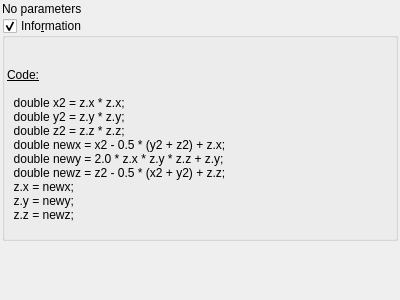
The window that mandelbulber2/qt_data/fractal_ides.ui (buddhi1980/mandelbulber2) describes before a commit, drawn with Qt 5.
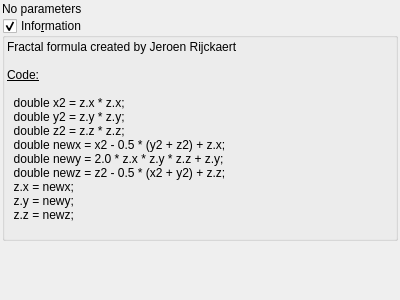
The same window after the commit. Custom widgets are drawn as their Qt base class.

Commit message: Added information box to several fractals.

```diff
--- a/mandelbulber2/qt_data/fractal_ides.ui
+++ b/mandelbulber2/qt_data/fractal_ides.ui
@@ -70,8 +70,8 @@
 &lt;html&gt;&lt;head&gt;&lt;meta name=&quot;qrichtext&quot; content=&quot;1&quot; /&gt;&lt;style type=&quot;text/css&quot;&gt;
 p, li { white-space: pre-wrap; }
 &lt;/style&gt;&lt;/head&gt;&lt;body&gt;
-&lt;p style=&quot;-qt-paragraph-type:empty; margin-top:0px; margin-bottom:0px; margin-left:0px; margin-right:0px; -qt-block-indent:0; text-indent:0px;&quot;&gt;&lt;br /&gt;&lt;/p&gt;
-&lt;p style=&quot;-qt-paragraph-type:empty; margin-top:0px; margin-bottom:0px; margin-left:0px; margin-right:0px; -qt-block-indent:0; text-indent:0px;&quot;&gt;&lt;br /&gt;&lt;/p&gt;
+&lt;p style=&quot; margin-top:0px; margin-bottom:0px; margin-left:0px; margin-right:0px; -qt-block-indent:0; text-indent:0px;&quot;&gt;Fractal formula created by Jeroen Rijckaert&lt;/p&gt;
+&lt;p align=&quot;right&quot; style=&quot;-qt-paragraph-type:empty; margin-top:0px; margin-bottom:0px; margin-left:0px; margin-right:0px; -qt-block-indent:0; text-indent:0px;&quot;&gt;&lt;br /&gt;&lt;/p&gt;
 &lt;p style=&quot; margin-top:0px; margin-bottom:0px; margin-left:0px; margin-right:0px; -qt-block-indent:0; text-indent:0px;&quot;&gt;&lt;span style=&quot; text-decoration: underline;&quot;&gt;Code:&lt;/span&gt;&lt;/p&gt;
 &lt;p style=&quot;-qt-paragraph-type:empty; margin-top:0px; margin-bottom:0px; margin-left:0px; margin-right:0px; -qt-block-indent:0; text-indent:0px; text-decoration: underline;&quot;&gt;&lt;br /&gt;&lt;/p&gt;
 &lt;p style=&quot; margin-top:0px; margin-bottom:0px; margin-left:0px; margin-right:0px; -qt-block-indent:0; text-indent:0px;&quot;&gt;  double x2 = z.x * z.x;&lt;/p&gt;
```
The commit also changes 6 other files.
